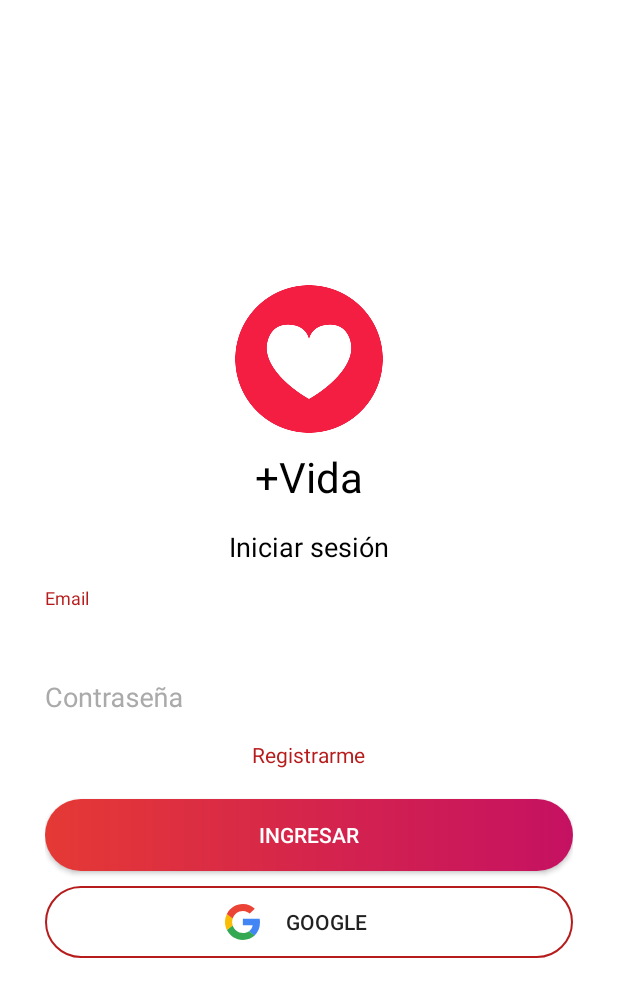
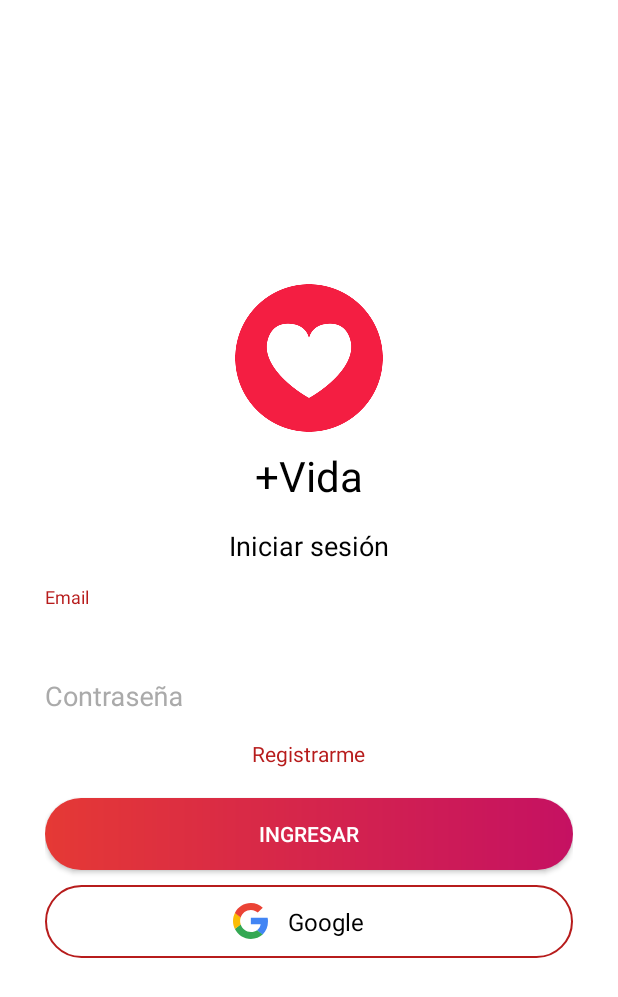
Before and after one commit to arivalencia/PlusVida, an Android app: the screen it shows after launch (AuthActivity), on a phone screen of 412 x 824 dp. Shown: the top 997 px of the screen. Run offline under Robolectric (Android 15) with nearby library versions, the phone set to English and light mode, and no system bars; our stand-ins replace Firebase (no records; nobody signed in at launch, a user with empty details on screens opened directly).

Commit message:
30 Dic, 2020

```diff
--- a/app/src/main/res/layout/activity_auth.xml
+++ b/app/src/main/res/layout/activity_auth.xml
@@ -86,6 +86,7 @@
             android:text="Ingresar"/>
 
         <LinearLayout
+            android:id="@+id/button_google"
             android:layout_width="match_parent"
             android:layout_height="wrap_content"
             android:gravity="center"
@@ -98,11 +99,12 @@
                 android:layout_height="wrap_content"
                 android:src="@drawable/ic_google_icon"/>
 
-            <Button
-                android:id="@+id/button_google"
+            <TextView
                 android:layout_width="wrap_content"
                 android:layout_height="wrap_content"
-                android:background="@null"
+                android:textColor="@color/black"
+                android:textSize="16sp"
+                android:layout_margin="13dp"
                 android:text="Google"/>
 
         </LinearLayout>
```
Also changed, not shown: app/src/main/java/com/life/pluslife/MainActivity.kt (+28 -15 lines), app/src/main/java/com/life/pluslife/fragments/HelpFragment.kt (+3 -6 lines).
